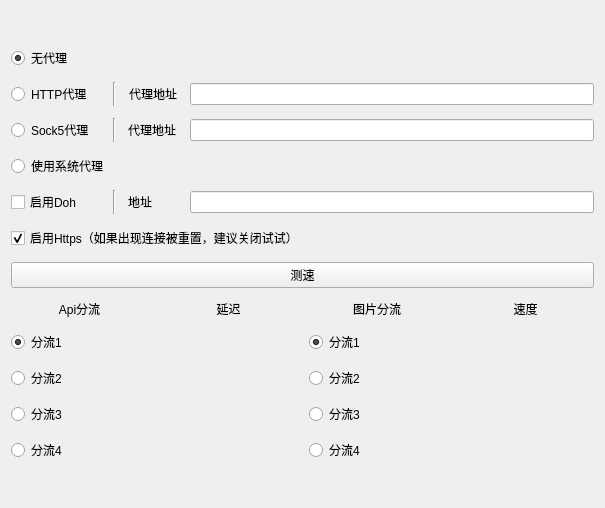
tonquer/JMComic-qt, file ui/component/ui_login_proxy_widget.ui: the form before one commit.
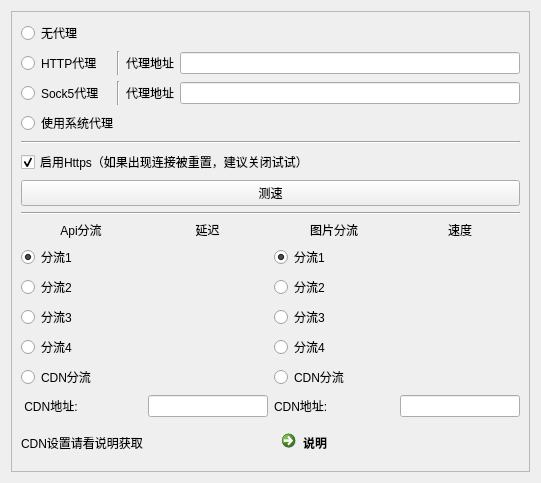
The form after the commit. Custom widgets are drawn as their Qt base class.

The edit to the form file:
```diff
--- a/ui/component/ui_login_proxy_widget.ui
+++ b/ui/component/ui_login_proxy_widget.ui
@@ -6,8 +6,8 @@
    <rect>
     <x>0</x>
     <y>0</y>
-    <width>605</width>
-    <height>508</height>
+    <width>541</width>
+    <height>483</height>
    </rect>
   </property>
   <property name="minimumSize">
@@ -23,26 +23,27 @@
    <property name="spacing">
     <number>12</number>
    </property>
-   <item row="6" column="0">
-    <layout class="QHBoxLayout" name="horizontalLayout_9">
-     <item>
-      <widget class="QCheckBox" name="httpsBox">
-       <property name="text">
-        <string>启用Https（如果出现连接被重置，建议关闭试试）</string>
-       </property>
-       <property name="checked">
+   <item row="0" column="0">
+    <widget class="SmoothScrollArea" name="scrollArea">
+     <property name="widgetResizable">
         <bool>true</bool>
        </property>
-      </widget>
-     </item>
-    </layout>
-   </item>
-   <item row="4" column="0">
-    <layout class="QHBoxLayout" name="horizontalLayout_12">
+     <widget class="QWidget" name="scrollAreaWidgetContents">
+      <property name="geometry">
+       <rect>
+        <x>0</x>
+        <y>0</y>
+        <width>521</width>
+        <height>463</height>
+       </rect>
+      </property>
+      <layout class="QVBoxLayout" name="verticalLayout">
      <item>
-      <widget class="QRadioButton" name="proxy_3">
+        <layout class="QHBoxLayout" name="horizontalLayout_11">
+         <item>
+          <widget class="QRadioButton" name="proxy_0">
        <property name="text">
-        <string>使用系统代理</string>
+            <string>无代理</string>
        </property>
        <attribute name="buttonGroup">
         <string notr="true">radioProxyGroup</string>
@@ -51,47 +52,7 @@
      </item>
     </layout>
    </item>
-   <item row="5" column="0">
-    <layout class="QHBoxLayout" name="horizontalLayout_6">
      <item>
-      <widget class="QCheckBox" name="dohBox">
-       <property name="minimumSize">
-        <size>
-         <width>90</width>
-         <height>0</height>
-        </size>
-       </property>
-       <property name="text">
-        <string>启用Doh</string>
-       </property>
-      </widget>
-     </item>
-     <item>
-      <widget class="Line" name="line_3">
-       <property name="orientation">
-        <enum>Qt::Vertical</enum>
-       </property>
-      </widget>
-     </item>
-     <item>
-      <widget class="QLabel" name="label_3">
-       <property name="minimumSize">
-        <size>
-         <width>50</width>
-         <height>0</height>
-        </size>
-       </property>
-       <property name="text">
-        <string>地址</string>
-       </property>
-      </widget>
-     </item>
-     <item>
-      <widget class="QLineEdit" name="dohEdit"/>
-     </item>
-    </layout>
-   </item>
-   <item row="2" column="0">
     <layout class="QHBoxLayout" name="horizontalLayout">
      <item>
       <widget class="QRadioButton" name="proxy_1">
@@ -118,12 +79,6 @@
      </item>
      <item>
       <widget class="QLabel" name="label">
-       <property name="minimumSize">
-        <size>
-         <width>50</width>
-         <height>0</height>
-        </size>
-       </property>
        <property name="text">
         <string>代理地址</string>
        </property>
@@ -144,7 +99,7 @@
      </item>
     </layout>
    </item>
-   <item row="3" column="0">
+       <item>
     <layout class="QHBoxLayout" name="horizontalLayout_10">
      <item>
       <widget class="QRadioButton" name="proxy_2">
@@ -171,12 +126,6 @@
      </item>
      <item>
       <widget class="QLabel" name="label_5">
-       <property name="minimumSize">
-        <size>
-         <width>50</width>
-         <height>0</height>
-        </size>
-       </property>
        <property name="text">
         <string>代理地址</string>
        </property>
@@ -194,64 +143,80 @@
      </item>
     </layout>
    </item>
-   <item row="9" column="0">
-    <spacer name="verticalSpacer_2">
+       <item>
+        <layout class="QHBoxLayout" name="horizontalLayout_12">
+         <item>
+          <widget class="QRadioButton" name="proxy_3">
+           <property name="text">
+            <string>使用系统代理</string>
+           </property>
+           <attribute name="buttonGroup">
+            <string notr="true">radioProxyGroup</string>
+           </attribute>
+          </widget>
+         </item>
+        </layout>
+       </item>
+       <item>
+        <widget class="Line" name="line_3">
      <property name="orientation">
-      <enum>Qt::Vertical</enum>
-     </property>
-     <property name="sizeHint" stdset="0">
-      <size>
-       <width>20</width>
-       <height>40</height>
-      </size>
-     </property>
-    </spacer>
-   </item>
-   <item row="8" column="0">
+          <enum>Qt::Horizontal</enum>
+         </property>
+        </widget>
+       </item>
+       <item>
+        <layout class="QHBoxLayout" name="horizontalLayout_9">
+         <item>
+          <widget class="QCheckBox" name="httpsBox">
+           <property name="text">
+            <string>启用Https（如果出现连接被重置，建议关闭试试）</string>
+           </property>
+           <property name="checked">
+            <bool>true</bool>
+           </property>
+          </widget>
+         </item>
+        </layout>
+       </item>
+       <item>
+        <widget class="QPushButton" name="testSpeedButton">
+         <property name="text">
+          <string>测速</string>
+         </property>
+        </widget>
+       </item>
+       <item>
+        <widget class="Line" name="line_4">
+         <property name="orientation">
+          <enum>Qt::Horizontal</enum>
+         </property>
+        </widget>
+       </item>
+       <item>
     <layout class="QGridLayout" name="gridLayout_2">
-     <item row="2" column="2">
-      <widget class="QRadioButton" name="radio_img_1">
-       <property name="text">
-        <string>分流1</string>
-       </property>
-       <property name="checked">
-        <bool>true</bool>
-       </property>
-       <attribute name="buttonGroup">
-        <string notr="true">radioImgGroup</string>
-       </attribute>
-      </widget>
-     </item>
-     <item row="1" column="2">
-      <widget class="QLabel" name="label_7">
+         <item row="5" column="0">
+          <widget class="QRadioButton" name="radioButton_4">
+           <property name="toolTip">
+            <string>所以分流不可使用时，自动解锁</string>
+           </property>
        <property name="text">
-        <string>图片分流</string>
-       </property>
-       <property name="alignment">
-        <set>Qt::AlignCenter</set>
-       </property>
-      </widget>
-     </item>
-     <item row="1" column="1">
-      <widget class="QLabel" name="label_8">
-       <property name="text">
-        <string>延迟</string>
-       </property>
-       <property name="alignment">
-        <set>Qt::AlignCenter</set>
-       </property>
-      </widget>
-     </item>
-     <item row="4" column="0">
-      <widget class="QRadioButton" name="radioButton_3">
-       <property name="text">
-        <string>分流3</string>
+            <string>分流4</string>
        </property>
        <attribute name="buttonGroup">
         <string notr="true">radioApiGroup</string>
        </attribute>
       </widget>
      </item>
+         <item row="6" column="2">
+          <widget class="QRadioButton" name="radio_img_5">
+           <property name="text">
+            <string>CDN分流</string>
+           </property>
+           <attribute name="buttonGroup">
+            <string notr="true">radioImgGroup</string>
+           </attribute>
+          </widget>
+         </item>
      <item row="4" column="3">
       <widget class="QLabel" name="label_img_3">
        <property name="text">
@@ -259,30 +224,23 @@
        </property>
       </widget>
      </item>
-     <item row="5" column="2">
-      <widget class="QRadioButton" name="radio_img_4">
+         <item row="2" column="1">
+          <widget class="QLabel" name="label_api_1">
        <property name="text">
-        <string>分流4</string>
+            <string/>
+           </property>
+          </widget>
+         </item>
+         <item row="6" column="0">
+          <widget class="QRadioButton" name="radioButton_5">
+           <property name="text">
+            <string>CDN分流</string>
        </property>
        <attribute name="buttonGroup">
-        <string notr="true">radioImgGroup</string>
+            <string notr="true">radioApiGroup</string>
        </attribute>
       </widget>
      </item>
-     <item row="4" column="1">
-      <widget class="QLabel" name="label_api_3">
-       <property name="text">
-        <string/>
-       </property>
-      </widget>
-     </item>
-     <item row="3" column="3">
-      <widget class="QLabel" name="label_img_2">
-       <property name="text">
-        <string/>
-       </property>
-      </widget>
-     </item>
      <item row="3" column="2">
       <widget class="QRadioButton" name="radio_img_2">
        <property name="text">
@@ -293,6 +251,30 @@
        </attribute>
       </widget>
      </item>
+         <item row="4" column="1">
+          <widget class="QLabel" name="label_api_3">
+           <property name="text">
+            <string/>
+           </property>
+          </widget>
+         </item>
+         <item row="4" column="2">
+          <widget class="QRadioButton" name="radio_img_3">
+           <property name="text">
+            <string>分流3</string>
+           </property>
+           <attribute name="buttonGroup">
+            <string notr="true">radioImgGroup</string>
+           </attribute>
+          </widget>
+         </item>
+         <item row="6" column="3">
+          <widget class="QLabel" name="label_img_5">
+           <property name="text">
+            <string/>
+           </property>
+          </widget>
+         </item>
      <item row="3" column="1">
       <widget class="QLabel" name="label_api_2">
        <property name="text">
@@ -300,27 +282,57 @@
        </property>
       </widget>
      </item>
-     <item row="3" column="0">
-      <widget class="QRadioButton" name="radioButton_2">
+         <item row="5" column="3">
+          <widget class="QLabel" name="label_img_4">
        <property name="text">
-        <string>分流2</string>
+            <string/>
+           </property>
+          </widget>
+         </item>
+         <item row="4" column="0">
+          <widget class="QRadioButton" name="radioButton_3">
+           <property name="text">
+            <string>分流3</string>
        </property>
        <attribute name="buttonGroup">
         <string notr="true">radioApiGroup</string>
        </attribute>
       </widget>
      </item>
-     <item row="5" column="1">
-      <widget class="QLabel" name="label_api_4">
+         <item row="6" column="1">
+          <widget class="QLabel" name="label_api_5">
        <property name="text">
         <string/>
        </property>
       </widget>
      </item>
-     <item row="1" column="3">
+         <item row="1" column="0">
+          <widget class="QLabel" name="label_2">
+           <property name="text">
+            <string>Api分流</string>
+           </property>
+           <property name="alignment">
+            <set>Qt::AlignCenter</set>
+           </property>
+          </widget>
+         </item>
+         <item row="5" column="2">
+          <widget class="QRadioButton" name="radio_img_4">
+           <property name="toolTip">
+            <string>所以分流不可使用时，自动解锁</string>
+           </property>
+           <property name="text">
+            <string>分流4</string>
+           </property>
+           <attribute name="buttonGroup">
+            <string notr="true">radioImgGroup</string>
+           </attribute>
+          </widget>
+         </item>
+         <item row="1" column="1">
       <widget class="QLabel" name="label_6">
        <property name="text">
-        <string>速度</string>
+            <string>延迟</string>
        </property>
        <property name="alignment">
         <set>Qt::AlignCenter</set>
@@ -340,6 +352,46 @@
        </attribute>
       </widget>
      </item>
+         <item row="2" column="2">
+          <widget class="QRadioButton" name="radio_img_1">
+           <property name="text">
+            <string>分流1</string>
+           </property>
+           <property name="checked">
+            <bool>true</bool>
+           </property>
+           <attribute name="buttonGroup">
+            <string notr="true">radioImgGroup</string>
+           </attribute>
+          </widget>
+         </item>
+         <item row="3" column="3">
+          <widget class="QLabel" name="label_img_2">
+           <property name="text">
+            <string/>
+           </property>
+          </widget>
+         </item>
+         <item row="1" column="2">
+          <widget class="QLabel" name="label_7">
+           <property name="text">
+            <string>图片分流</string>
+           </property>
+           <property name="alignment">
+            <set>Qt::AlignCenter</set>
+           </property>
+          </widget>
+         </item>
+         <item row="1" column="3">
+          <widget class="QLabel" name="label_4">
+           <property name="text">
+            <string>速度</string>
+           </property>
+           <property name="alignment">
+            <set>Qt::AlignCenter</set>
+           </property>
+          </widget>
+         </item>
      <item row="2" column="3">
       <widget class="QLabel" name="label_img_1">
        <property name="text">
@@ -347,91 +399,110 @@
        </property>
       </widget>
      </item>
-     <item row="5" column="0">
-      <widget class="QRadioButton" name="radioButton_4">
+         <item row="5" column="1">
+          <widget class="QLabel" name="label_api_4">
        <property name="text">
-        <string>分流4</string>
+            <string/>
+           </property>
+          </widget>
+         </item>
+         <item row="3" column="0">
+          <widget class="QRadioButton" name="radioButton_2">
+           <property name="text">
+            <string>分流2</string>
        </property>
        <attribute name="buttonGroup">
         <string notr="true">radioApiGroup</string>
        </attribute>
       </widget>
      </item>
-     <item row="4" column="2">
-      <widget class="QRadioButton" name="radio_img_3">
-       <property name="text">
-        <string>分流3</string>
-       </property>
-       <attribute name="buttonGroup">
-        <string notr="true">radioImgGroup</string>
-       </attribute>
-      </widget>
-     </item>
-     <item row="5" column="3">
-      <widget class="QLabel" name="label_img_4">
+        </layout>
+       </item>
+       <item>
+        <layout class="QHBoxLayout" name="horizontalLayout_2">
+         <item>
+          <widget class="QLabel" name="label_11">
        <property name="text">
-        <string/>
-       </property>
-      </widget>
-     </item>
-     <item row="1" column="0">
-      <widget class="QLabel" name="label_9">
-       <property name="text">
-        <string>Api分流</string>
+            <string> CDN地址:</string>
        </property>
        <property name="alignment">
-        <set>Qt::AlignCenter</set>
+            <set>Qt::AlignLeading|Qt::AlignLeft|Qt::AlignVCenter</set>
        </property>
       </widget>
      </item>
-     <item row="2" column="1">
-      <widget class="QLabel" name="label_api_1">
-       <property name="text">
-        <string/>
-       </property>
-      </widget>
-     </item>
-    </layout>
-   </item>
-   <item row="7" column="0">
-    <widget class="QPushButton" name="testSpeedButton">
+         <item>
+          <widget class="QLineEdit" name="cdn_api_ip">
+           <property name="minimumSize">
+            <size>
+             <width>120</width>
+             <height>0</height>
+            </size>
+           </property>
+           <property name="maximumSize">
+            <size>
+             <width>120</width>
+             <height>16777215</height>
+            </size>
+           </property>
+          </widget>
+         </item>
+         <item>
+          <widget class="QLabel" name="label_8">
      <property name="text">
-      <string>测速</string>
+            <string>CDN地址:</string>
      </property>
     </widget>
    </item>
-   <item row="0" column="0">
-    <spacer name="verticalSpacer">
-     <property name="orientation">
-      <enum>Qt::Vertical</enum>
-     </property>
-     <property name="sizeHint" stdset="0">
+         <item>
+          <widget class="QLineEdit" name="cdn_img_ip">
+           <property name="minimumSize">
+            <size>
+             <width>120</width>
+             <height>0</height>
+            </size>
+           </property>
+           <property name="maximumSize">
       <size>
-       <width>20</width>
-       <height>40</height>
-      </size>
-     </property>
-    </spacer>
-   </item>
-   <item row="1" column="0">
-    <layout class="QHBoxLayout" name="horizontalLayout_11">
+             <width>120</width>
+             <height>16777215</height>
+            </size>
+           </property>
+          </widget>
+         </item>
+        </layout>
+       </item>
      <item>
-      <widget class="QRadioButton" name="proxy_0">
+        <layout class="QHBoxLayout" name="horizontalLayout_8">
+         <item>
+          <widget class="QLabel" name="label_3">
        <property name="text">
-        <string>无代理</string>
-       </property>
-       <property name="checked">
-        <bool>true</bool>
-       </property>
-       <attribute name="buttonGroup">
-        <string notr="true">radioProxyGroup</string>
-       </attribute>
+            <string>CDN设置请看说明获取</string>
+           </property>
+          </widget>
+         </item>
+         <item>
+          <widget class="QCommandLinkButton" name="commandLinkButton">
+           <property name="text">
+            <string>说明</string>
+           </property>
       </widget>
      </item>
     </layout>
    </item>
   </layout>
  </widget>
+    </widget>
+   </item>
+  </layout>
+ </widget>
+ <customwidgets>
+  <customwidget>
+   <class>SmoothScrollArea</class>
+   <extends>QScrollArea</extends>
+   <header location="global">component.scroll_area.smooth_scroll_area.h</header>
+   <container>1</container>
+  </customwidget>
+ </customwidgets>
  <resources/>
  <connections/>
  <slots>
```
Left out of the diff: 19 changed lines with no effect on the pictures. Lines whose indentation alone changed are shown as unchanged.
